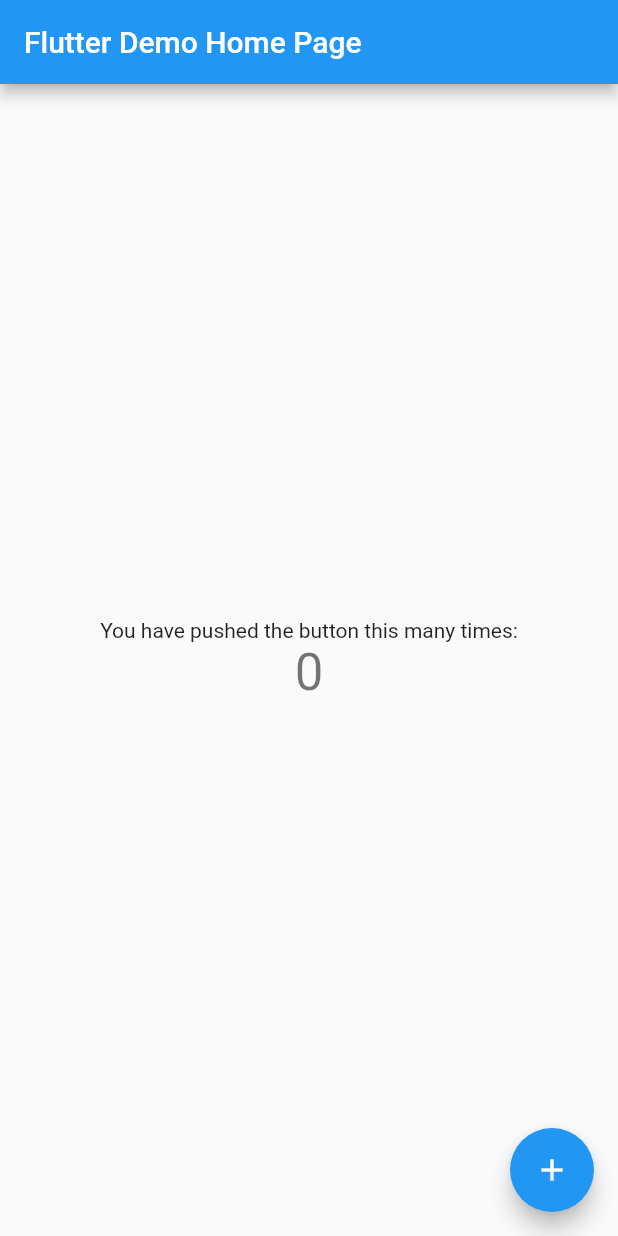
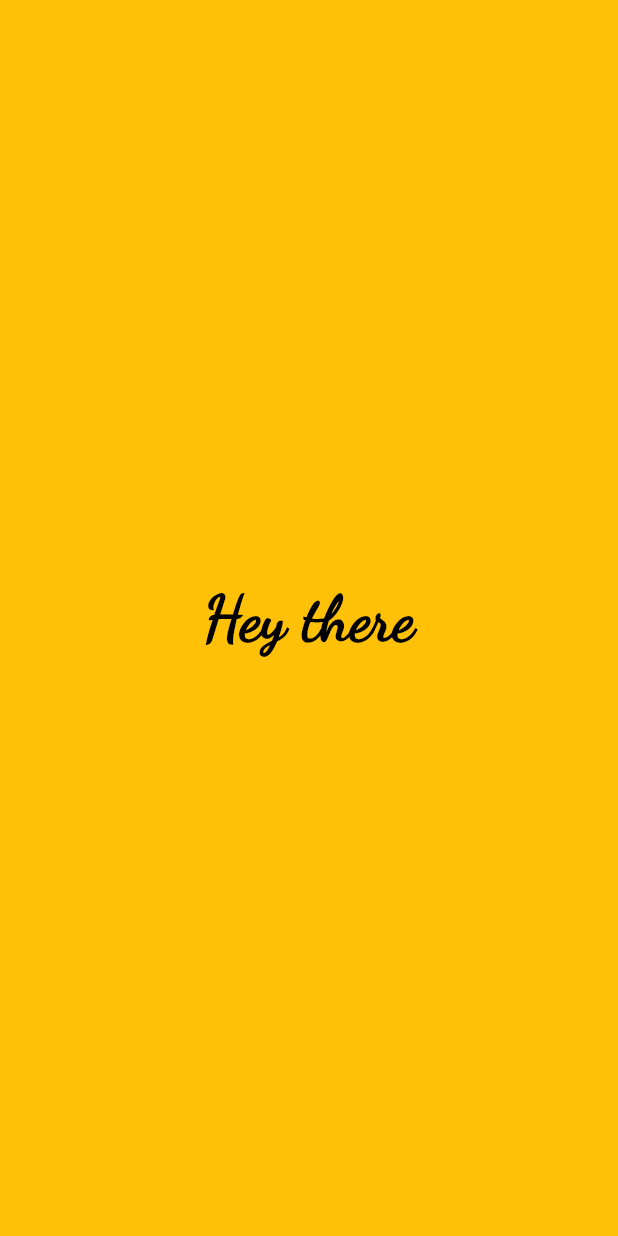
Before and after one commit to TonyPyzev/ColorsGenerator, a Flutter app: the screen it shows after launch, on a phone screen of 412 x 824 dp. Run offline on Flutter 3.47's test engine with Material 2 defaults, Android fonts, the phone set to English and light mode, and no system bars; our stand-ins replace bloc, equatable, flutter_bloc.

Commit message:
Completed test task
- added some great feature to spectate amazing colors comfortable
- added pretty font

```diff
--- /dev/null
+++ b/lib/colors_generator_app.dart
@@ -0,0 +1,16 @@
+import 'package:colorsgenerator/ui/screens/home_screen.dart';
+import 'package:flutter/material.dart';
+
+/// Application main class
+class ColorsGeneratorApp extends StatelessWidget {
+  final String _title = 'Colors Generator';
+
+  @override
+  Widget build(BuildContext context) {
+    return MaterialApp(
+      debugShowCheckedModeBanner: false,
+      title: _title,
+      home: HomeScreen(),
+    );
+  }
+}
--- /dev/null
+++ b/lib/data/constants/font_constants.dart
@@ -0,0 +1,5 @@
+/// class contains all font constants
+class FontConstants {
+  /// default font size
+  static const double defaultFontSize = 42;
+}
--- a/lib/main.dart
+++ b/lib/main.dart
@@ -1,115 +1,6 @@
+import 'package:colorsgenerator/colors_generator_app.dart';
 import 'package:flutter/material.dart';
 
 void main() {
-  runApp(const MyApp());
+  runApp(ColorsGeneratorApp());
 }
-
-class MyApp extends StatelessWidget {
-  const MyApp({Key? key}) : super(key: key);
-
-  // This widget is the root of your application.
-  @override
-  Widget build(BuildContext context) {
-    return MaterialApp(
-      title: 'Flutter Demo',
-      theme: ThemeData(
-        // This is the theme of your application.
-        //
-        // Try running your application with "flutter run". You'll see the
-        // application has a blue toolbar. Then, without quitting the app, try
-        // changing the primarySwatch below to Colors.green and then invoke
-        // "hot reload" (press "r" in the console where you ran "flutter run",
-        // or simply save your changes to "hot reload" in a Flutter IDE).
-        // Notice that the counter didn't reset back to zero; the application
-        // is not restarted.
-        primarySwatch: Colors.blue,
-      ),
-      home: const MyHomePage(title: 'Flutter Demo Home Page'),
-    );
-  }
-}
-
-class MyHomePage extends StatefulWidget {
-  const MyHomePage({Key? key, required this.title}) : super(key: key);
-
-  // This widget is the home page of your application. It is stateful, meaning
-  // that it has a State object (defined below) that contains fields that affect
-  // how it looks.
-
-  // This class is the configuration for the state. It holds the values (in this
-  // case the title) provided by the parent (in this case the App widget) and
-  // used by the build method of the State. Fields in a Widget subclass are
-  // always marked "final".
-
-  final String title;
-
-  @override
-  State<MyHomePage> createState() => _MyHomePageState();
-}
-
-class _MyHomePageState extends State<MyHomePage> {
-  int _counter = 0;
-
-  void _incrementCounter() {
-    setState(() {
-      // This call to setState tells the Flutter framework that something has
-      // changed in this State, which causes it to rerun the build method below
-      // so that the display can reflect the updated values. If we changed
-      // _counter without calling setState(), then the build method would not be
-      // called again, and so nothing would appear to happen.
-      _counter++;
-    });
-  }
-
-  @override
-  Widget build(BuildContext context) {
-    // This method is rerun every time setState is called, for instance as done
-    // by the _incrementCounter method above.
-    //
-    // The Flutter framework has been optimized to make rerunning build methods
-    // fast, so that you can just rebuild anything that needs updating rather
-    // than having to individually change instances of widgets.
-    return Scaffold(
-      appBar: AppBar(
-        // Here we take the value from the MyHomePage object that was created by
-        // the App.build method, and use it to set our appbar title.
-        title: Text(widget.title),
-      ),
-      body: Center(
-        // Center is a layout widget. It takes a single child and positions it
-        // in the middle of the parent.
-        child: Column(
-          // Column is also a layout widget. It takes a list of children and
-          // arranges them vertically. By default, it sizes itself to fit its
-          // children horizontally, and tries to be as tall as its parent.
-          //
-          // Invoke "debug painting" (press "p" in the console, choose the
-          // "Toggle Debug Paint" action from the Flutter Inspector in Android
-          // Studio, or the "Toggle Debug Paint" command in Visual Studio Code)
-          // to see the wireframe for each widget.
-          //
-          // Column has various properties to control how it sizes itself and
-          // how it positions its children. Here we use mainAxisAlignment to
-          // center the children vertically; the main axis here is the vertical
-          // axis because Columns are vertical (the cross axis would be
-          // horizontal).
-          mainAxisAlignment: MainAxisAlignment.center,
-          children: <Widget>[
-            const Text(
-              'You have pushed the button this many times:',
-            ),
-            Text(
-              '$_counter',
-              style: Theme.of(context).textTheme.headline4,
-            ),
-          ],
-        ),
-      ),
-      floatingActionButton: FloatingActionButton(
-        onPressed: _incrementCounter,
-        tooltip: 'Increment',
-        child: const Icon(Icons.add),
-      ), // This trailing comma makes auto-formatting nicer for build methods.
-    );
-  }
-}
--- /dev/null
+++ b/lib/ui/cubit/home/home_state.dart
@@ -0,0 +1,34 @@
+part of '../../cubit/home/home_cubit.dart';
+
+/// Home screen state
+class HomeState extends Equatable {
+  /// background color for the Home screen
+  final Color backgroundColor;
+
+  /// font color for the Home screen
+  final Color fontColor;
+
+  @override
+  List<Object> get props => [
+        backgroundColor,
+        fontColor,
+      ];
+
+  /// Initializes [Colors.amber] as default for [backgroundColor]
+  /// Initializes [Colors.black] as default for [fontColor]
+  const HomeState({
+    this.backgroundColor = Colors.amber,
+    this.fontColor = Colors.black,
+  });
+
+  /// returns copy of [HomeState] with new parameters
+  HomeState copyWith({
+    Color? backgroundColor,
+    Color? fontColor,
+  }) {
+    return HomeState(
+      backgroundColor: backgroundColor ?? this.backgroundColor,
+      fontColor: fontColor ?? this.fontColor,
+    );
+  }
+}
--- /dev/null
+++ b/lib/ui/screens/home_screen.dart
@@ -0,0 +1,41 @@
+import 'package:colorsgenerator/data/constants/font_constants.dart';
+import 'package:colorsgenerator/ui/cubit/home/home_cubit.dart';
+import 'package:flutter/material.dart';
+import 'package:flutter_bloc/flutter_bloc.dart';
+
+/// Main screen of the app
+class HomeScreen extends StatelessWidget {
+  final String _centerText = 'Hey there';
+
+  @override
+  Widget build(BuildContext context) {
+    return BlocProvider(
+      create: (context) => HomeCubit(),
+      child: BlocBuilder<HomeCubit, HomeState>(
+        builder: (context, state) {
+          return GestureDetector(
+            onTap: () => _changeBackgroundColor(context),
+            child: Container(
+              color: state.backgroundColor,
+              child: Center(
+                child: Text(
+                  _centerText,
+                  style: TextStyle(
+                    fontFamily: 'DancingScript',
+                    color: state.fontColor,
+                    fontSize: FontConstants.defaultFontSize,
+                    decoration: TextDecoration.none,
+                  ),
+                ),
+              ),
+            ),
+          );
+        },
+      ),
+    );
+  }
+
+  void _changeBackgroundColor(BuildContext context) {
+    context.read<HomeCubit>().changeBgColorRandomly();
+  }
+}
```
Also changed, not shown: lib/domain/color_data_calculator.dart (added, +41 -0 lines), lib/domain/colors_generator.dart (added, +41 -0 lines), lib/ui/cubit/home/home_cubit.dart (added, +29 -0 lines), pubspec.yaml (+11 -69 lines), assets/fonts/DancingScript-Regular.ttf (added), pubspec.lock, 2 other files.
